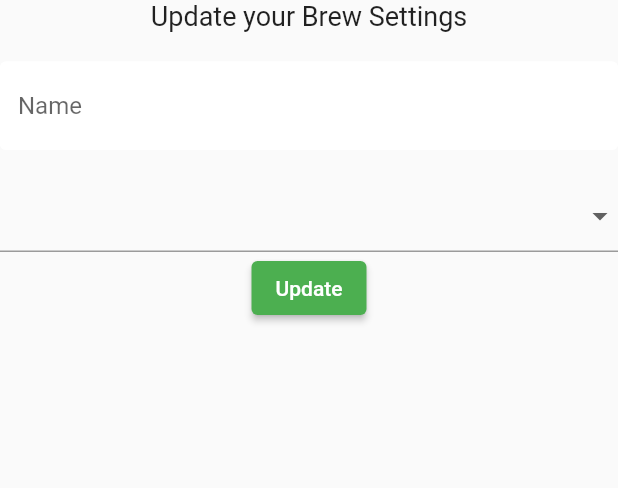
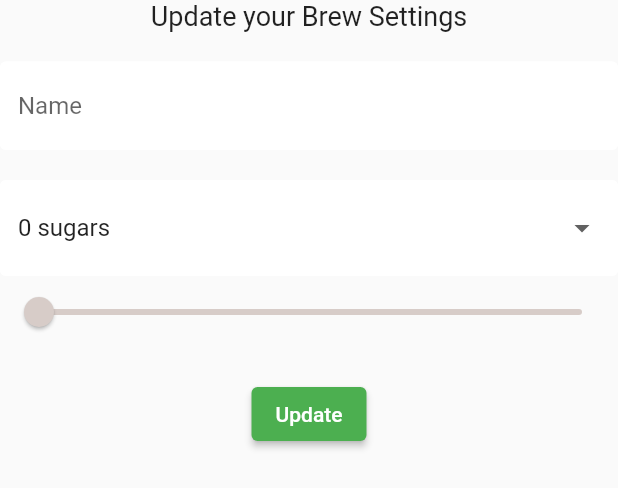
Before and after one commit to es-amit/Brew-Crew, a Flutter app: the SettingsForm widget shown alone on an empty page, opened directly, on a phone screen of 412 x 824 dp. Shown: the top 488 px of the screen. Run offline on Flutter 3.47's test engine with Material 2 defaults, Android fonts, the phone set to English and light mode, and no system bars; our stand-ins replace cloud_firestore, firebase_auth, firebase_core, flutter_spinkit; accounts and stored records are empty.

Commit message:
Creating Slider for Strength

```diff
--- a/lib/screens/home/settings_form.dart
+++ b/lib/screens/home/settings_form.dart
@@ -17,7 +17,7 @@ class _SettingsFormState extends State<SettingsForm> {
   // form values
   String _currentName="";
   String _currentSugars="";
-  late int _currentStrength;
+  int _currentStrength=100;
 
   @override
   Widget build(BuildContext context) {
@@ -36,8 +36,13 @@ class _SettingsFormState extends State<SettingsForm> {
             onChanged: (val) => setState(()=> _currentName = val),
           ),
           const SizedBox(height: 20.0,),
+
+
+
           // DropDown
           DropdownButtonFormField<String>(
+            decoration: textInputDecoration,
+            value: _currentSugars == '' ? sugars[0] : sugars[0],
             items: sugars.map((sugar) {
               return DropdownMenuItem(
                 value: sugar,
@@ -47,7 +52,24 @@ class _SettingsFormState extends State<SettingsForm> {
 
             onChanged: (val) => setState(() => _currentSugars = val as String),
           ),
+
+
+
           //slider for strength
+          Slider(
+            activeColor: Colors.brown[_currentStrength == 100 ? 100 : _currentStrength],
+            inactiveColor: Colors.brown[_currentStrength == 100 ? 100 : _currentStrength],
+            value: _currentStrength == 100 ? 100 : _currentStrength.toDouble(),
+            min: 100,
+            max: 900,
+            divisions: 8,
+            onChanged: (val) => setState(()=> _currentStrength = val as int),
+          ),
+
+
+
+          SizedBox(height: 20.0,),
+
 
 
           //button to update
@@ -59,7 +81,7 @@ class _SettingsFormState extends State<SettingsForm> {
               print(_currentStrength);
             },
             style: ElevatedButton.styleFrom(
-              primary: Colors.green,
+              backgroundColor: Colors.green,
             ),
 
             child: const Text(
```
